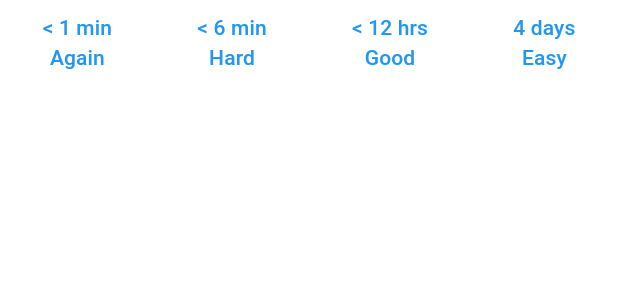
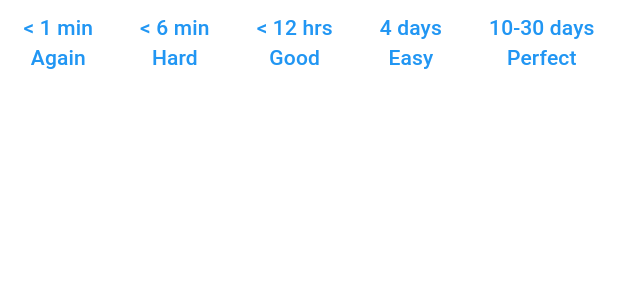
Before and after one commit to wuxialearn/wuxialearn, a Flutter app: the _AnswerButton widget shown alone on an empty page, opened directly with empty values, on a phone screen of 412 x 824 dp. Shown: the top 300 px of the screen. Run offline on Flutter 3.47's test engine with Material 3 defaults, Android fonts, the phone set to English and light mode, and no system bars; our stand-ins replace fl_chart, flutter_tts, just_audio, sqflite, sqflite_common_ffi, sqflite_common_ffi_web; missing offline and left inert: d4_dsv, lpinyin, postgres; accounts and stored records are empty.

Commit message:
add 10-30 day option in review/review_flashcards

```diff
--- a/lib/screens/review/review_flashcards.dart
+++ b/lib/screens/review/review_flashcards.dart
@@ -1,3 +1,5 @@
+import 'dart:math';
+
 import 'package:flutter/cupertino.dart';
 import 'package:flutter/material.dart';
 import 'package:flutter/widgets.dart';
@@ -56,6 +58,14 @@ class _ReviewFlashcardsState extends State<ReviewFlashcards> {
     return list3;
   }
 
+  Duration getRandomDuration(Duration min, Duration max) {
+    int minMilliseconds = min.inMilliseconds;
+    int maxMilliseconds = max.inMilliseconds;
+    Random rnd = Random();
+    var range = (maxMilliseconds - minMilliseconds);
+    return Duration(milliseconds:minMilliseconds + rnd.nextInt(range));
+  }
+
   answerButtonCallBack(int id) {
     return(int value) async {
       int stat = value == 0 || value == 1 ? 0:1;
@@ -65,6 +75,7 @@ class _ReviewFlashcardsState extends State<ReviewFlashcards> {
         1 => DateTime.now().add(const Duration(minutes: 6)),
         2 => DateTime.now().add(const Duration(hours: 12)),
         3 => DateTime.now().add(const Duration(days: 4)),
+        4 => DateTime.now().add(getRandomDuration(const Duration(days: 10), const Duration(days: 30))),
         _ => DateTime.now(),
       };
       final int time  = dateTime.toUtc().millisecondsSinceEpoch ~/ 1000;
@@ -386,6 +397,15 @@ class _AnswerButton extends StatelessWidget {
               ],
             )
         ),
+        TextButton(
+            onPressed: (){callback(4);},
+            child: const Column(
+              children: [
+                Text("10-30 days"),
+                Text("Perfect")
+              ],
+            )
+        ),
       ],
     );
   }
```
